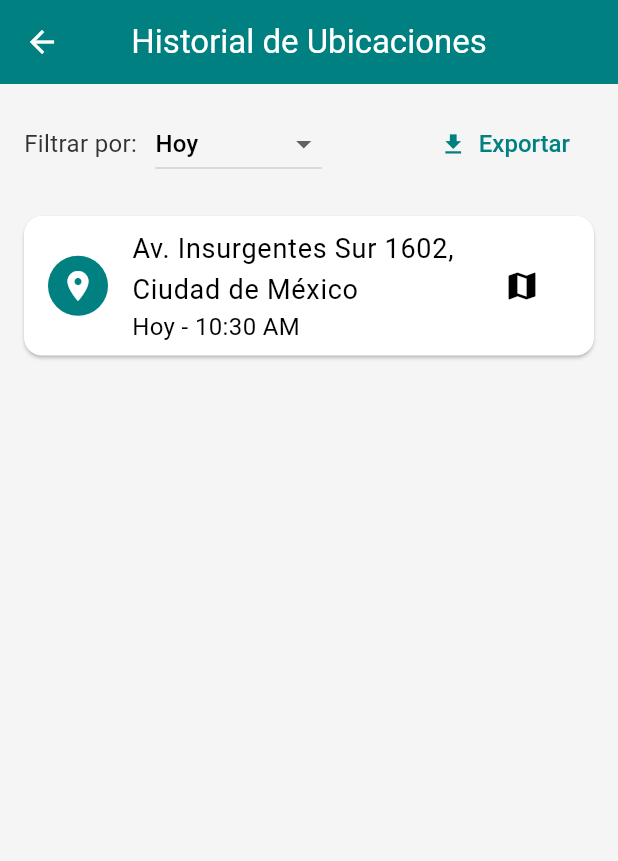
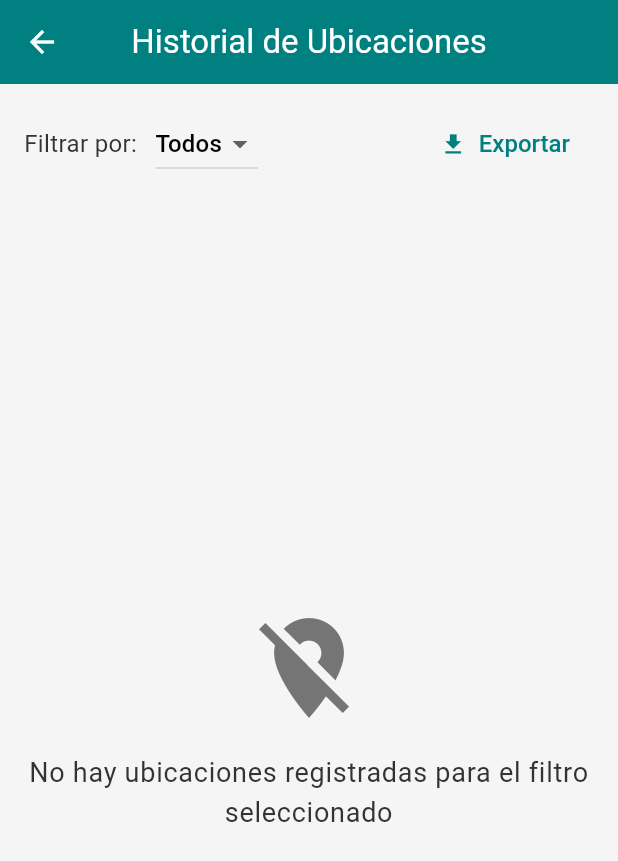
Before and after one commit to equipoAlzDev/appAlzAlert, a Flutter app: the LocationHistoryScreen screen opened directly, on a phone screen of 412 x 824 dp. Shown: the top 861 px of the screen. Run offline on Flutter 3.47's test engine with Material 3 defaults, Android fonts, the phone set to English and light mode, and no system bars; our stand-ins replace cloud_firestore, firebase_auth, firebase_core, geocoding, geolocator, permission_handler; missing offline and left inert: telephony; accounts and stored records are empty.

Commit message:
Implementación de la vista de historial de ubicaciones

```diff
--- a/lib/main.dart
+++ b/lib/main.dart
@@ -10,6 +10,8 @@ import 'package:firebase_core/firebase_core.dart';
 import 'package:flutter_localizations/flutter_localizations.dart';
 import 'firebase_options.dart';
 import 'providers/user_provider.dart';
+import 'providers/location_history_provider.dart';
+import 'package:geocoding/geocoding.dart';
 
 final GlobalKey<NavigatorState> navigatorKey = GlobalKey<NavigatorState>();
 
@@ -39,6 +41,7 @@ void main() async{
         ChangeNotifierProvider(create: (_) => UserProvider()),
         ChangeNotifierProvider(create: (_) => ContactoEmergenciaProvider()),
         ChangeNotifierProvider(create: (_) => AlertSystemProvider(navigatorKey)),
+        ChangeNotifierProvider(create: (_) => LocationHistoryProvider()),
       ],
       child: const MyApp(),
     ),
--- /dev/null
+++ b/lib/models/location_entry.dart
@@ -0,0 +1,66 @@
+// lib/models/location_entry.dart
+import 'package:cloud_firestore/cloud_firestore.dart';
+
+class LocationEntry {
+  final String id; // ID del documento en Firestore
+  final String userId;
+  final String address;
+  final double latitude;
+  final double longitude;
+  final DateTime timestamp;
+
+  LocationEntry({
+    required this.id,
+    required this.userId,
+    required this.address,
+    required this.latitude,
+    required this.longitude,
+    required this.timestamp,
+  });
+
+  // Constructor de fábrica para crear una instancia de LocationEntry
+  // a partir de un DocumentSnapshot de Firestore.
+  factory LocationEntry.fromFirestore(DocumentSnapshot doc) {
+    Map data = doc.data() as Map<String, dynamic>;
+    return LocationEntry(
+      id: doc.id,
+      userId: data['userId'] ?? '',
+      address: data['address'] ?? 'Ubicación Desconocida',
+      latitude: data['latitude'] ?? 0.0,
+      longitude: data['longitude'] ?? 0.0,
+      timestamp: (data['timestamp'] as Timestamp).toDate(),
+    );
+  }
+
+  // Método para convertir una instancia de LocationEntry
+  // a un mapa que se pueda guardar en Firestore.
+  Map<String, dynamic> toFirestore() {
+    return {
+      'userId': userId,
+      'address': address,
+      'latitude': latitude,
+      'longitude': longitude,
+      'timestamp': Timestamp.fromDate(timestamp),
+    };
+  }
+
+  // Método copyWith para crear una copia de la instancia con valores modificados.
+  // Útil para actualizar el ID después de guardar en Firestore.
+  LocationEntry copyWith({
+    String? id,
+    String? userId,
+    String? address,
+    double? latitude,
+    double? longitude,
+    DateTime? timestamp,
+  }) {
+    return LocationEntry(
+      id: id ?? this.id,
+      userId: userId ?? this.userId,
+      address: address ?? this.address,
+      latitude: latitude ?? this.latitude,
+      longitude: longitude ?? this.longitude,
+      timestamp: timestamp ?? this.timestamp,
+    );
+  }
+}
--- a/lib/screens/alerts/alert_dialog_screen.dart
+++ b/lib/screens/alerts/alert_dialog_screen.dart
@@ -6,6 +6,7 @@ import 'package:alzalert/theme/app_theme.dart';
 import 'package:telephony/telephony.dart';
 import 'package:permission_handler/permission_handler.dart';
 import 'package:alzalert/providers/contacto_emergencia_provider.dart';
+
 
 // Remove the global declaration of navigatorKey here.
 // It's no longer needed in this file.
--- a/lib/screens/history/location_history_screen.dart
+++ b/lib/screens/history/location_history_screen.dart
@@ -1,5 +1,11 @@
+// lib/screens/history/location_history_screen.dart
+import 'package:alzalert/models/location_entry.dart';
 import 'package:flutter/material.dart';
+import 'package:provider/provider.dart';
 import 'package:alzalert/theme/app_theme.dart';
+import 'package:alzalert/providers/location_history_provider.dart'; // Importa el proveedor
+import 'package:alzalert/providers/user_provider.dart'; // Importa el proveedor de usuario
+import 'package:intl/intl.dart'; // Para formatear fechas, añade a pubspec.yaml si no lo tienes
 
 class LocationHistoryScreen extends StatefulWidget {
   const LocationHistoryScreen({super.key});
@@ -9,54 +15,87 @@ class LocationHistoryScreen extends StatefulWidget {
 }
 
 class _LocationHistoryScreenState extends State<LocationHistoryScreen> {
-  String _selectedFilter = 'Hoy';
+  String _selectedFilter = 'Todos'; // Valor inicial para ver todo
 
-  final List<Map<String, dynamic>> _locationHistory = [
-    {
-      'address': 'Av. Insurgentes Sur 1602, Ciudad de México',
-      'time': '10:30 AM',
-      'date': 'Hoy',
-      'coordinates': {'lat': 19.3833, 'lng': -99.1833},
-    },
-    {
-      'address': 'Paseo de la Reforma 222, Ciudad de México',
-      'time': '2:45 PM',
-      'date': 'Ayer',
-      'coordinates': {'lat': 19.4333, 'lng': -99.1333},
-    },
-    {
-      'address': 'Calle Madero 1, Centro Histórico, Ciudad de México',
-      'time': '5:15 PM',
-      'date': 'Ayer',
-      'coordinates': {'lat': 19.4333, 'lng': -99.1333},
-    },
-    {
-      'address': 'Av. Universidad 3000, Ciudad de México',
-      'time': '11:20 AM',
-      'date': '12/04/2023',
-      'coordinates': {'lat': 19.3333, 'lng': -99.2333},
-    },
-  ];
+  @override
+  void initState() {
+    super.initState();
+    // Carga el historial de ubicaciones del usuario actual al iniciar la pantalla
+    WidgetsBinding.instance.addPostFrameCallback((_) {
+      final userId = Provider.of<UserProvider>(context, listen: false).user?.id ?? '';
+      if (userId.isNotEmpty) {
+        Provider.of<LocationHistoryProvider>(context, listen: false).fetchLocationHistory(userId);
+      }
+    });
+  }
 
-  List<Map<String, dynamic>> _getFilteredLocations() {
+  List<Map<String, dynamic>> _getFilteredLocations(List<LocationEntry> allLocations) {
     if (_selectedFilter == 'Todos') {
-      return _locationHistory;
+      return allLocations.map((entry) => {
+        'address': entry.address,
+        'time': DateFormat('hh:mm a').format(entry.timestamp),
+        'date': DateFormat('dd/MM/yyyy').format(entry.timestamp), // Formato para el filtro
+        'coordinates': {'lat': entry.latitude, 'lng': entry.longitude},
+      }).toList();
     } else {
-      return _locationHistory
-          .where((location) => location['date'] == _selectedFilter)
+      // Filtra por la fecha seleccionada
+      return allLocations
+          .where((entry) => DateFormat('dd/MM/yyyy').format(entry.timestamp) == _selectedFilter)
+          .map((entry) => {
+            'address': entry.address,
+            'time': DateFormat('hh:mm a').format(entry.timestamp),
+            'date': DateFormat('dd/MM/yyyy').format(entry.timestamp),
+            'coordinates': {'lat': entry.latitude, 'lng': entry.longitude},
+          })
           .toList();
     }
   }
 
+  // Método para obtener las fechas únicas para el Dropdown
+  List<String> _getUniqueDates(List<LocationEntry> allLocations) {
+    final List<String> dates = ['Todos'];
+    final Set<String> uniqueDates = {};
+    for (var entry in allLocations) {
+      uniqueDates.add(DateFormat('dd/MM/yyyy').format(entry.timestamp));
+    }
+    dates.addAll(uniqueDates.toList()..sort((a, b) { // Ordenar las fechas de forma descendente
+      try {
+        DateTime dateA = DateFormat('dd/MM/yyyy').parse(a);
+        DateTime dateB = DateFormat('dd/MM/yyyy').parse(b);
+        return dateB.compareTo(dateA);
+      } catch (e) {
+        return 0; // En caso de error, no reordenar
+      }
+    }));
+    return dates;
+  }
+
   @override
   Widget build(BuildContext context) {
-    final filteredLocations = _getFilteredLocations();
-
     return Scaffold(
       appBar: AppBar(
         title: const Text('Historial de Ubicaciones'),
       ),
-      body: Column(
+      body: Consumer<LocationHistoryProvider>(
+        builder: (context, locationHistoryProvider, child) {
+          if (locationHistoryProvider.isLoading) {
+            return const Center(child: CircularProgressIndicator());
+          }
+
+          final allLocations = locationHistoryProvider.locationHistory;
+          final filteredLocations = _getFilteredLocations(allLocations);
+          final uniqueDates = _getUniqueDates(allLocations);
+
+          // Ajusta el valor del filtro si el filtro actual ya no existe en las fechas disponibles
+          if (!uniqueDates.contains(_selectedFilter) && _selectedFilter != 'Todos') {
+            _selectedFilter = 'Todos';
+          }
+          if (uniqueDates.length == 1 && uniqueDates.first != 'Todos') {
+            _selectedFilter = uniqueDates.first;
+          }
+
+
+          return Column(
             children: [
               Padding(
                 padding: const EdgeInsets.all(16.0),
@@ -66,12 +105,12 @@ class _LocationHistoryScreenState extends State<LocationHistoryScreen> {
                     const SizedBox(width: 8),
                     DropdownButton<String>(
                       value: _selectedFilter,
-                  items: const [
-                    DropdownMenuItem(value: 'Todos', child: Text('Todos')),
-                    DropdownMenuItem(value: 'Hoy', child: Text('Hoy')),
-                    DropdownMenuItem(value: 'Ayer', child: Text('Ayer')),
-                    DropdownMenuItem(value: '12/04/2023', child: Text('12/04/2023')),
-                  ],
+                      items: uniqueDates.map<DropdownMenuItem<String>>((String value) {
+                        return DropdownMenuItem<String>(
+                          value: value,
+                          child: Text(value),
+                        );
+                      }).toList(),
                       onChanged: (value) {
                         setState(() {
                           _selectedFilter = value!;
@@ -81,7 +120,10 @@ class _LocationHistoryScreenState extends State<LocationHistoryScreen> {
                     const Spacer(),
                     TextButton.icon(
                       onPressed: () {
-                    // Implementar exportación de historial
+                        // TODO: Implementar exportación de historial
+                        ScaffoldMessenger.of(context).showSnackBar(
+                          const SnackBar(content: Text('Funcionalidad de exportar no implementada aún.')),
+                        );
                       },
                       icon: const Icon(Icons.download),
                       label: const Text('Exportar'),
@@ -102,8 +144,9 @@ class _LocationHistoryScreenState extends State<LocationHistoryScreen> {
                             ),
                             const SizedBox(height: 16),
                             Text(
-                          'No hay ubicaciones registradas',
+                              'No hay ubicaciones registradas para el filtro seleccionado',
                               style: Theme.of(context).textTheme.bodyLarge,
+                              textAlign: TextAlign.center,
                             ),
                           ],
                         ),
@@ -119,10 +162,12 @@ class _LocationHistoryScreenState extends State<LocationHistoryScreen> {
                             ),
                             child: ListTile(
                               leading: CircleAvatar(
+                                radius: 25, // Un poco más grande para mejor visibilidad
                                 backgroundColor: AppTheme.primaryBlue,
                                 child: const Icon(
                                   Icons.location_on,
                                   color: AppTheme.primaryWhite,
+                                  size: 28, // Tamaño del icono
                                 ),
                               ),
                               title: Text(location['address']),
@@ -131,7 +176,13 @@ class _LocationHistoryScreenState extends State<LocationHistoryScreen> {
                               trailing: IconButton(
                                 icon: const Icon(Icons.map),
                                 onPressed: () {
-                              // Abrir ubicación en mapa
+                                  // TODO: Abrir ubicación en mapa
+                                  final lat = location['coordinates']['lat'];
+                                  final lng = location['coordinates']['lng'];
+                                  debugPrint('Abrir mapa para: $lat, $lng');
+                                  ScaffoldMessenger.of(context).showSnackBar(
+                                    const SnackBar(content: Text('Funcionalidad de abrir mapa no implementada aún.')),
+                                  );
                                 },
                               ),
                             ),
@@ -140,6 +191,8 @@ class _LocationHistoryScreenState extends State<LocationHistoryScreen> {
                       ),
               ),
             ],
+          );
+        },
       ),
     );
   }
--- a/pubspec.yaml
+++ b/pubspec.yaml
@@ -45,6 +45,7 @@ dependencies:
   provider:
   cloud_firestore:
   geolocator: ^11.0.0
+  geocoding: ^2.1.0
 
 dev_dependencies:
   flutter_test:
```
Also changed, not shown: lib/providers/alert_system_provider.dart (+19 -109 lines), lib/providers/location_history_provider.dart (added, +104 -0 lines), lib/providers/user_provider.dart (+41 -0 lines), lib/screens/home/home_screen.dart (+16 -3 lines), pubspec.lock. Lines whose indentation alone changed are shown as unchanged.
